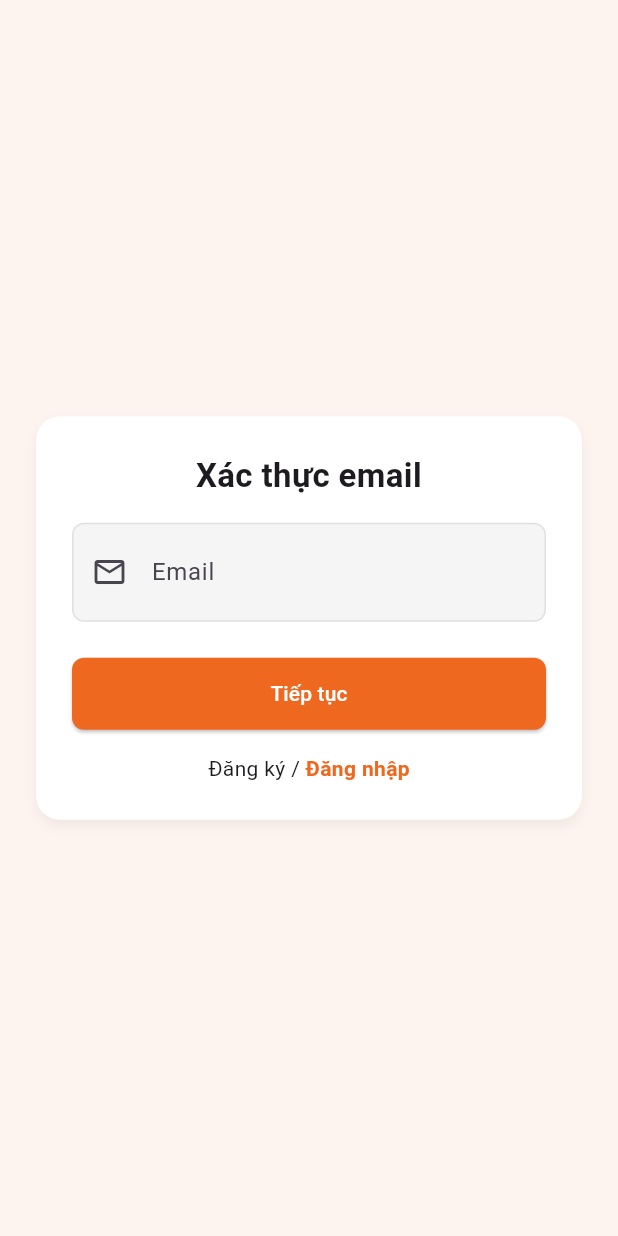
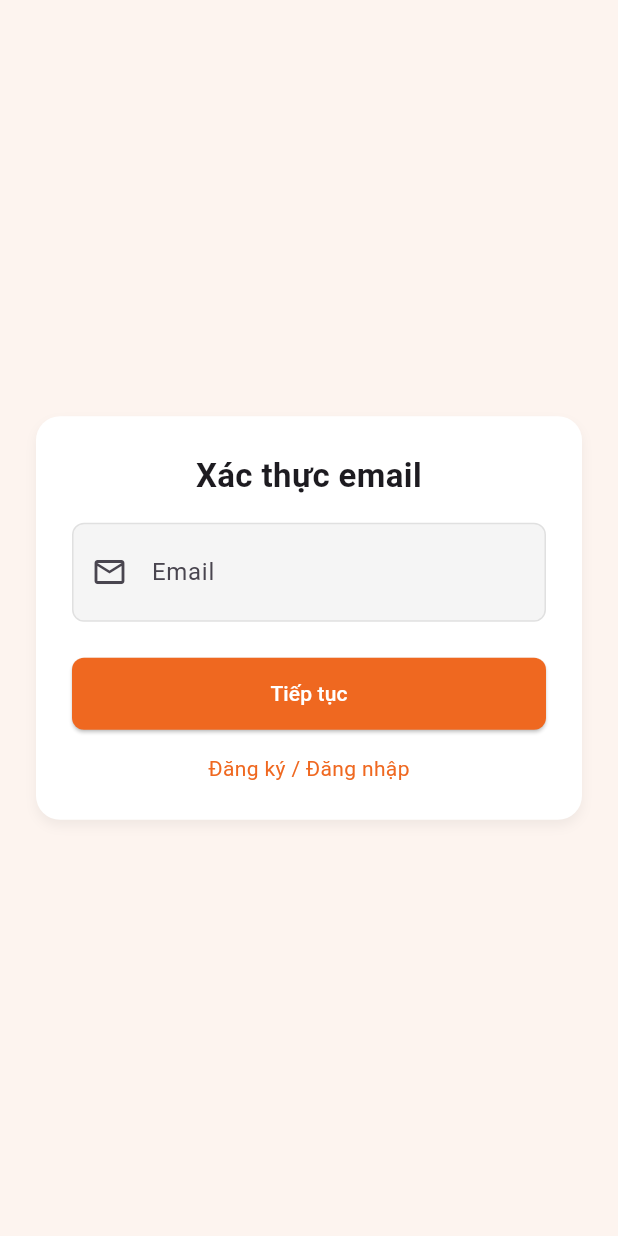
Before and after one commit to vuongchienn/BTL_Mobile_ToDoList, a Flutter app: the screen it shows after launch, on a phone screen of 412 x 824 dp. Run offline on Flutter 3.47's test engine with Material 3 defaults, Android fonts, the phone set to English and light mode, and no system bars; our stand-ins replace dio, flutter_riverpod, font_awesome_flutter, go_router, pin_code_fields, shared_preferences.

Commit message:
fix giao dien forgotPassword

```diff
--- a/lib/features/auth/presentation/pages/forgot_password_page.dart
+++ b/lib/features/auth/presentation/pages/forgot_password_page.dart
@@ -29,12 +29,6 @@ class _ForgotPasswordPageState extends State<ForgotPasswordPage> {
     try {
       final result = await sendOtpUseCase(emailController.text.trim());
       if (result['message'] == 'OTP đã được gửi qua email.') {
-        ScaffoldMessenger.of(context).showSnackBar(
-          const SnackBar(
-            content: Text('OTP đã được gửi qua email.'),
-            backgroundColor: Colors.green,
-          ),
-        );
         context.go(AppRoutes.verifyOtp, extra: emailController.text.trim());
       } else {
         ScaffoldMessenger.of(context).showSnackBar(
@@ -116,14 +110,21 @@ class _ForgotPasswordPageState extends State<ForgotPasswordPage> {
                 Row(
                   mainAxisAlignment: MainAxisAlignment.center,
                   children: [
-                    const Text("Đăng ký / "),
+                    GestureDetector(
+                      onTap: () => context.go(AppRoutes.register),
+                      child: const Text(
+                        "Đăng ký / ",
+                        style: TextStyle(
+                          color: Color(0xFFEF6820),
+                        ),
+                      ),
+                    ),
                     GestureDetector(
                       onTap: () => context.go(AppRoutes.login),
                       child: const Text(
                         "Đăng nhập",
                         style: TextStyle(
                           color: Color(0xFFEF6820),
-                          fontWeight: FontWeight.w600,
                         ),
                       ),
                     ),
```
